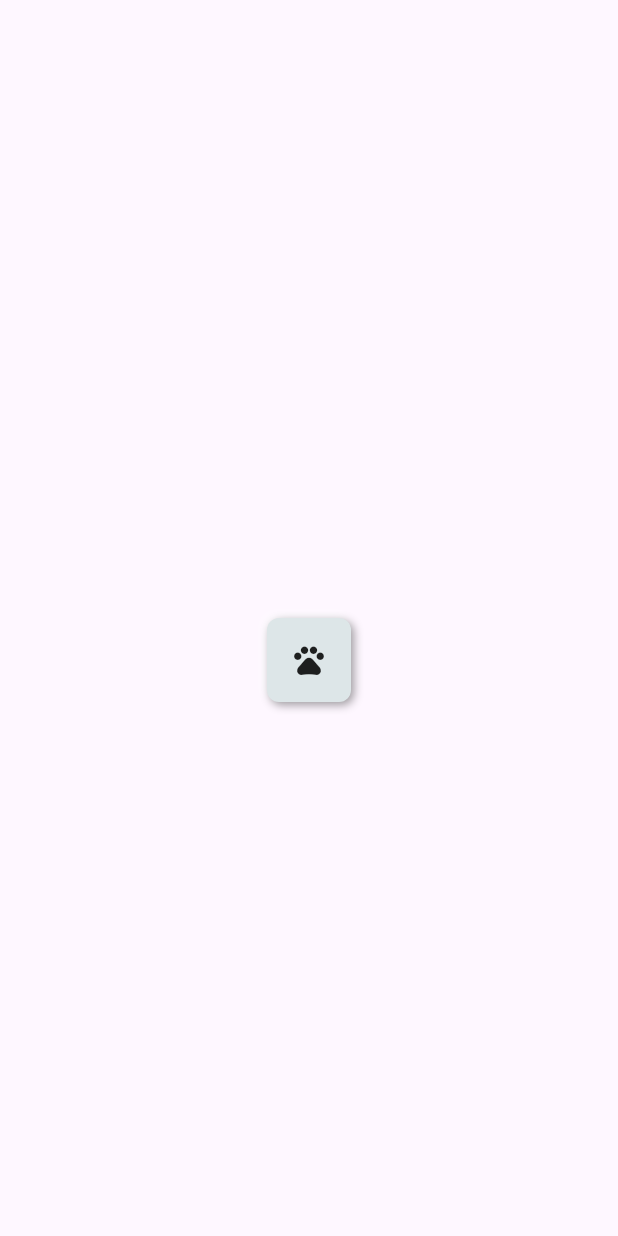
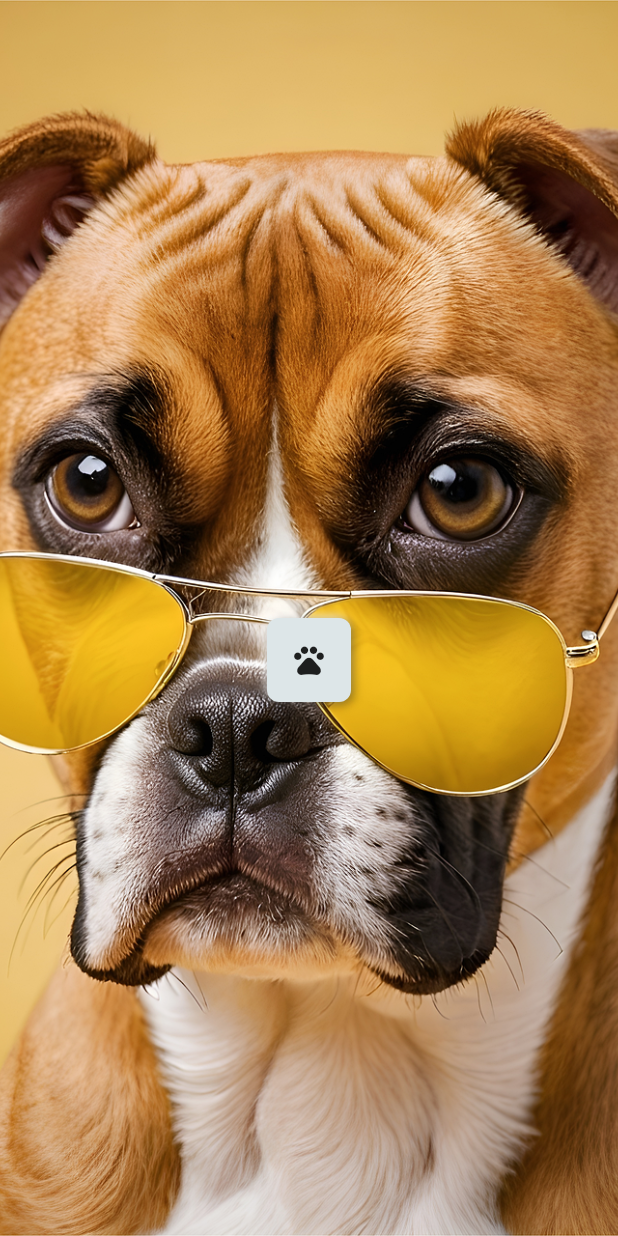
Before and after one commit to Lunchbox1188/Random-API-Generator, a Flutter app: the screen it shows after launch, on a phone screen of 412 x 824 dp. Run offline on Flutter 3.47's test engine with Material 3 defaults, Android fonts, the light colour scheme and no system bars; drawn by our look-alikes of flutter_neumorphic; our stand-ins replace get.

Commit message:
implemented custom background image class.

```diff
--- a/lib/Widgets/custom_background.dart
+++ b/lib/Widgets/custom_background.dart
@@ -11,7 +11,7 @@ class CustomBackground extends StatelessWidget {
       height: Get.height,
       width: Get.width,
       decoration: BoxDecoration(
-        image: DecorationImage(image: backgroundImage, fit: BoxFit.contain),
+        image: DecorationImage(image: backgroundImage, fit: BoxFit.cover),
       ),
     );
   }
--- a/lib/screens/home.dart
+++ b/lib/screens/home.dart
@@ -1,5 +1,6 @@
 import 'package:flutter/material.dart';
 import 'package:flutter_neumorphic/flutter_neumorphic.dart';
+import 'package:random_dog_api/Widgets/custom_background.dart';
 import 'package:random_dog_api/Widgets/custom_button.dart';
 
 class HomePage extends StatelessWidget {
@@ -7,7 +8,10 @@ class HomePage extends StatelessWidget {
 
   @override
   Widget build(BuildContext context) {
-    return Scaffold(
+    return Stack(
+      children: [
+        CustomBackground(),
+        Scaffold(
 
           appBar: AppBar(),
           body: Center(
@@ -21,6 +25,8 @@ class HomePage extends StatelessWidget {
               ],
             ),
           ),
+        ),
+      ],
     );
   }
 }
--- a/lib/screens/splash.dart
+++ b/lib/screens/splash.dart
@@ -20,8 +20,10 @@ class _SplashPageState extends State<SplashPage> {
         child: Text('Loading...'),
       ),
       decoration: BoxDecoration(
-          image:
-              DecorationImage(image: AssetImage('assets/images/splash.jpg'))),
+        image: DecorationImage(
+          image: AssetImage('assets/images/splash.jpg'),
+        ),
+      ),
     );
   }
 }
```
Also changed, not shown: lib/Theme/Theme_data.dart (+5 -5 lines). Lines whose indentation alone changed are shown as unchanged.
